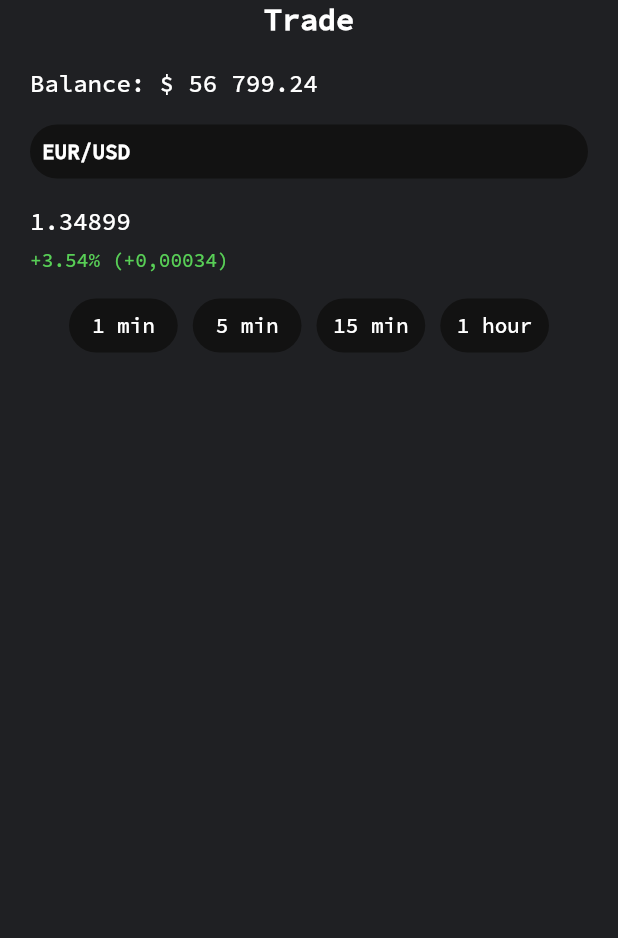
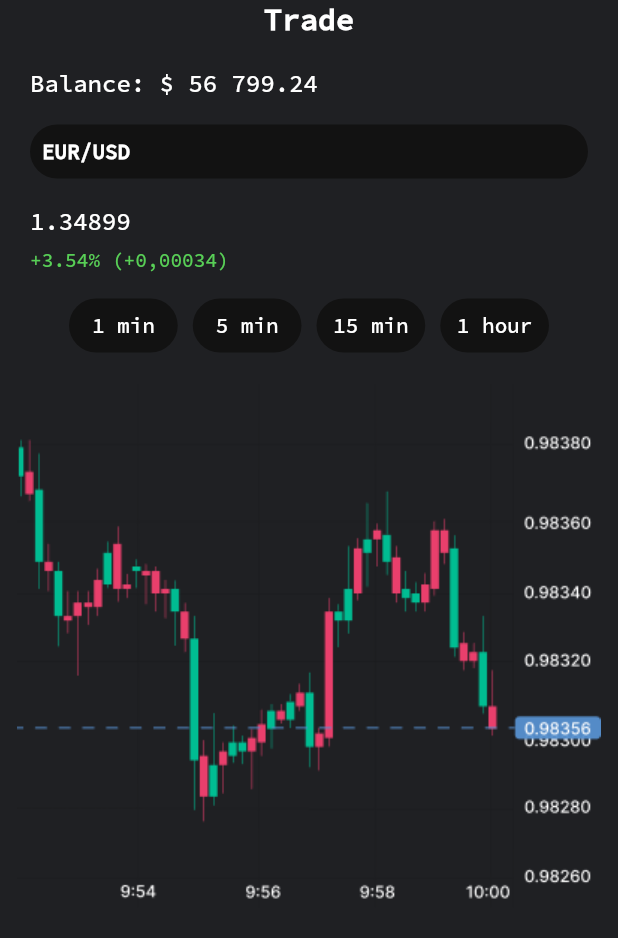
Before and after one commit to ilkarg/PocketOption, a Flutter app: the screen it shows after launch, on a phone screen of 412 x 824 dp. Shown: the top 938 px of the screen. Run offline on Flutter 3.47's test engine with Material 2 defaults, Android fonts, the phone set to English and light mode, and no system bars.

Commit message:
Добавлен график курса валют (картинка)

```diff
--- a/lib/main.dart
+++ b/lib/main.dart
@@ -221,6 +221,18 @@ class _MyHomePageState extends State<MyHomePage> {
                   )
                 ],
               )
+            ),
+            Padding(
+              padding: EdgeInsets.only(top: 15, left: 10, right: 10),
+              child: Row(
+                children: [
+                  Image.asset(
+                      "assets/images/Chart.png",
+                      width: MediaQuery.of(context).size.width - 20,
+                      height: 350
+                  )
+                ]
+              )
             )
           ],
         )
--- a/pubspec.yaml
+++ b/pubspec.yaml
@@ -22,7 +22,10 @@ dev_dependencies:
 flutter:
   uses-material-design: true
 
+  assets:
+    - assets/images/Chart.png
+
   fonts:
     - family: SourceCodePro
       fonts:
-        - asset: fonts/SourceCodePro-Medium.ttf
+        - asset: assets/fonts/SourceCodePro-Medium.ttf
```
Also changed, not shown: assets/fonts/SourceCodePro-Medium.ttf (renamed from fonts/SourceCodePro-Medium.ttf), assets/images/Chart.png (added).
